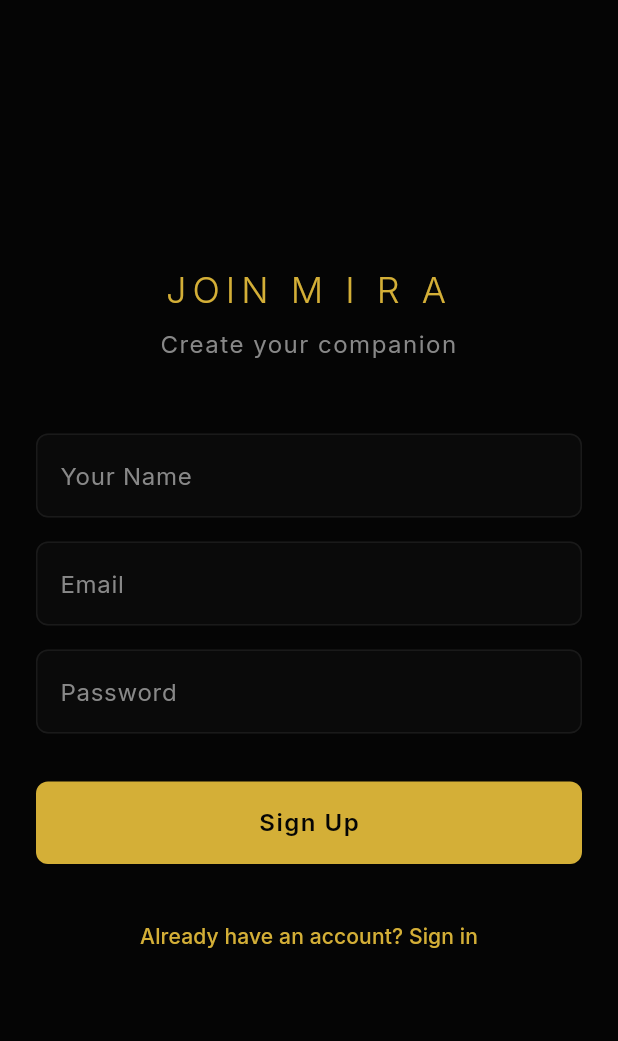
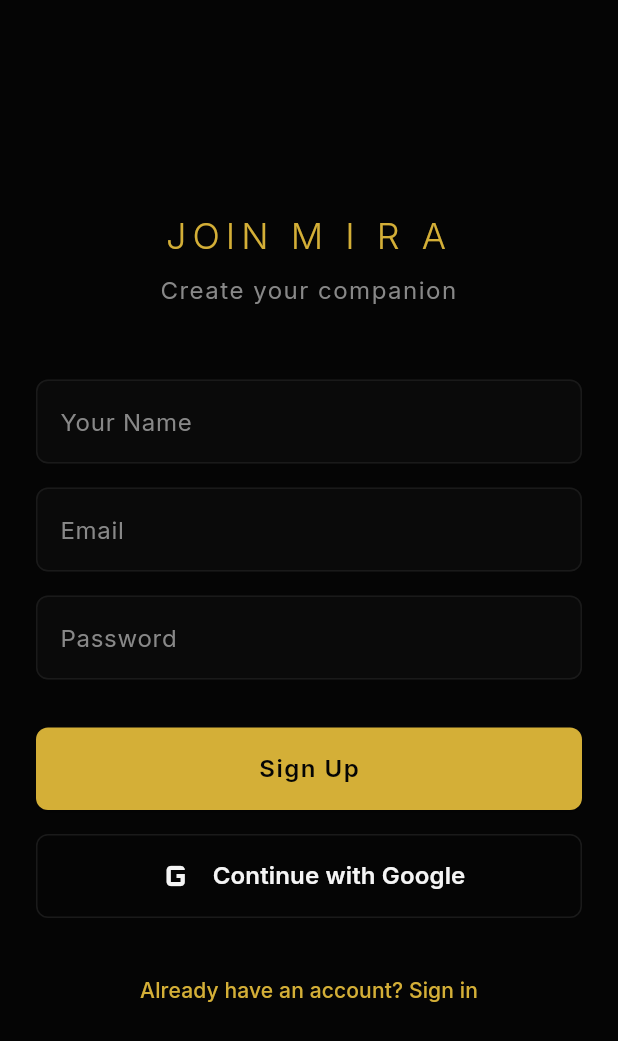
Before and after one commit to sbmp69/Mira, a Flutter app: the screen it shows after launch, after a tap on "Create an account", on a phone screen of 412 x 824 dp. Shown: the top 1041 px of the screen. Run offline on Flutter 3.47's test engine with Material 3 defaults, Android fonts, the phone set to English and light mode, and no system bars; our stand-ins replace go_router, google_fonts, google_sign_in, supabase_flutter; accounts and stored records are empty.

Commit message:
feat: add google sign in functionality

```diff
--- a/app/lib/screens/login_screen.dart
+++ b/app/lib/screens/login_screen.dart
@@ -28,6 +28,22 @@ class _LoginScreenState extends State<LoginScreen> {
       if (mounted) {
         ScaffoldMessenger.of(context).showSnackBar(
           SnackBar(content: Text('Login Failed: ${e.toString()}')),
+        );
+      }
+    } finally {
+      if (mounted) setState(() => _loading = false);
+    }
+  }
+
+  Future<void> _handleGoogleLogin() async {
+    setState(() => _loading = true);
+    try {
+      await AuthApi.signInWithGoogle();
+      if (mounted) context.go('/');
+    } catch (e) {
+      if (mounted) {
+        ScaffoldMessenger.of(context).showSnackBar(
+          SnackBar(content: Text('Google Login Failed: ${e.toString()}')),
         );
       }
     } finally {
@@ -118,12 +134,32 @@ class _LoginScreenState extends State<LoginScreen> {
                     ),
                   ),
                   child: Text(
-                    _loading ? 'Authenticating...' : 'Sign In',
+                    _loading ? 'Logging in...' : 'Log In',
                     style: const TextStyle(
                       color: AppColors.background,
                       fontSize: 16,
                       fontWeight: FontWeight.w600,
                       letterSpacing: 1,
+                    ),
+                  ),
+                ),
+                const SizedBox(height: 16),
+                OutlinedButton.icon(
+                  onPressed: _loading ? null : _handleGoogleLogin,
+                  icon: const Icon(Icons.g_mobiledata, size: 32, color: AppColors.text),
+                  label: const Text(
+                    'Continue with Google',
+                    style: TextStyle(
+                      color: AppColors.text,
+                      fontSize: 16,
+                      fontWeight: FontWeight.w600,
+                    ),
+                  ),
+                  style: OutlinedButton.styleFrom(
+                    padding: const EdgeInsets.all(12),
+                    side: const BorderSide(color: AppColors.surfaceLight),
+                    shape: RoundedRectangleBorder(
+                      borderRadius: BorderRadius.circular(8),
                     ),
                   ),
                 ),
--- a/app/lib/screens/signup_screen.dart
+++ b/app/lib/screens/signup_screen.dart
@@ -30,6 +30,22 @@ class _SignupScreenState extends State<SignupScreen> {
       if (mounted) {
         ScaffoldMessenger.of(context).showSnackBar(
           SnackBar(content: Text('Signup Failed: ${e.toString()}')),
+        );
+      }
+    } finally {
+      if (mounted) setState(() => _loading = false);
+    }
+  }
+
+  Future<void> _handleGoogleSignup() async {
+    setState(() => _loading = true);
+    try {
+      await AuthApi.signInWithGoogle();
+      if (mounted) context.go('/');
+    } catch (e) {
+      if (mounted) {
+        ScaffoldMessenger.of(context).showSnackBar(
+          SnackBar(content: Text('Google Signup Failed: ${e.toString()}')),
         );
       }
     } finally {
@@ -148,6 +164,26 @@ class _SignupScreenState extends State<SignupScreen> {
                     ),
                   ),
                 ),
+                const SizedBox(height: 16),
+                OutlinedButton.icon(
+                  onPressed: _loading ? null : _handleGoogleSignup,
+                  icon: const Icon(Icons.g_mobiledata, size: 32, color: AppColors.text),
+                  label: const Text(
+                    'Continue with Google',
+                    style: TextStyle(
+                      color: AppColors.text,
+                      fontSize: 16,
+                      fontWeight: FontWeight.w600,
+                    ),
+                  ),
+                  style: OutlinedButton.styleFrom(
+                    padding: const EdgeInsets.all(12),
+                    side: const BorderSide(color: AppColors.surfaceLight),
+                    shape: RoundedRectangleBorder(
+                      borderRadius: BorderRadius.circular(8),
+                    ),
+                  ),
+                ),
                 const SizedBox(height: 24),
                 TextButton(
                   onPressed: () => context.pop(),
--- a/app/pubspec.yaml
+++ b/app/pubspec.yaml
@@ -39,6 +39,7 @@ dependencies:
   go_router: ^17.5.0
   google_fonts: ^8.2.1
   supabase_flutter: ^2.9.0
+  google_sign_in: ^6.2.1
 
 dev_dependencies:
   flutter_test:
```
Also changed, not shown: app/lib/services/api.dart (+35 -0 lines), app/pubspec.lock, 2 other files.
